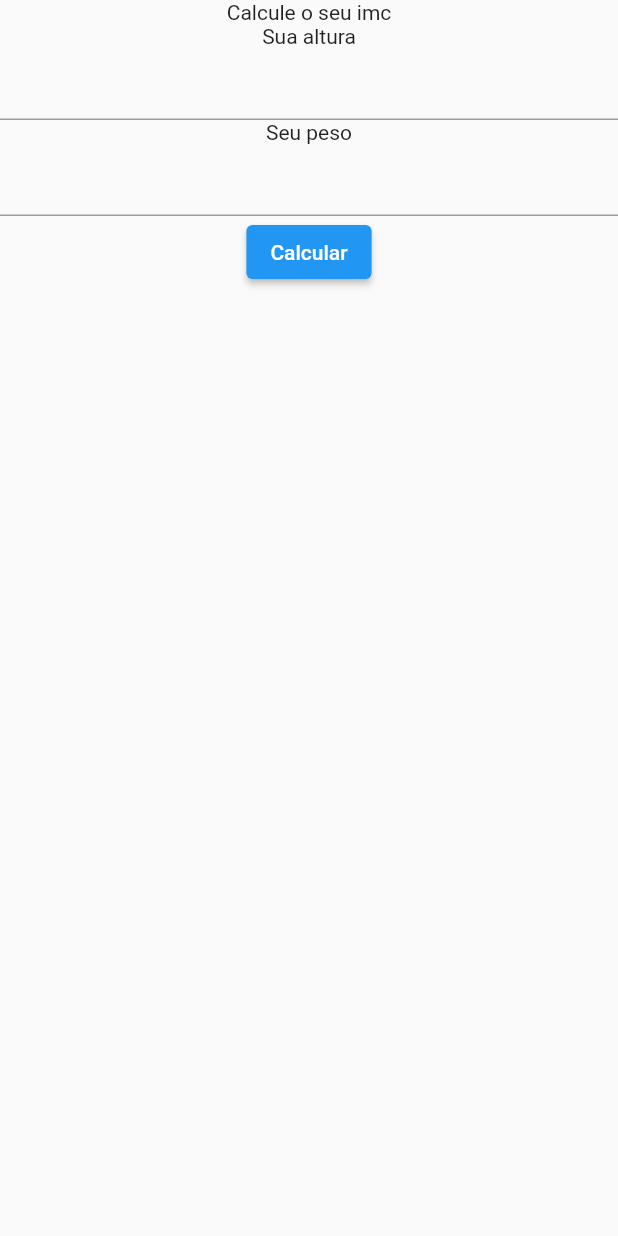
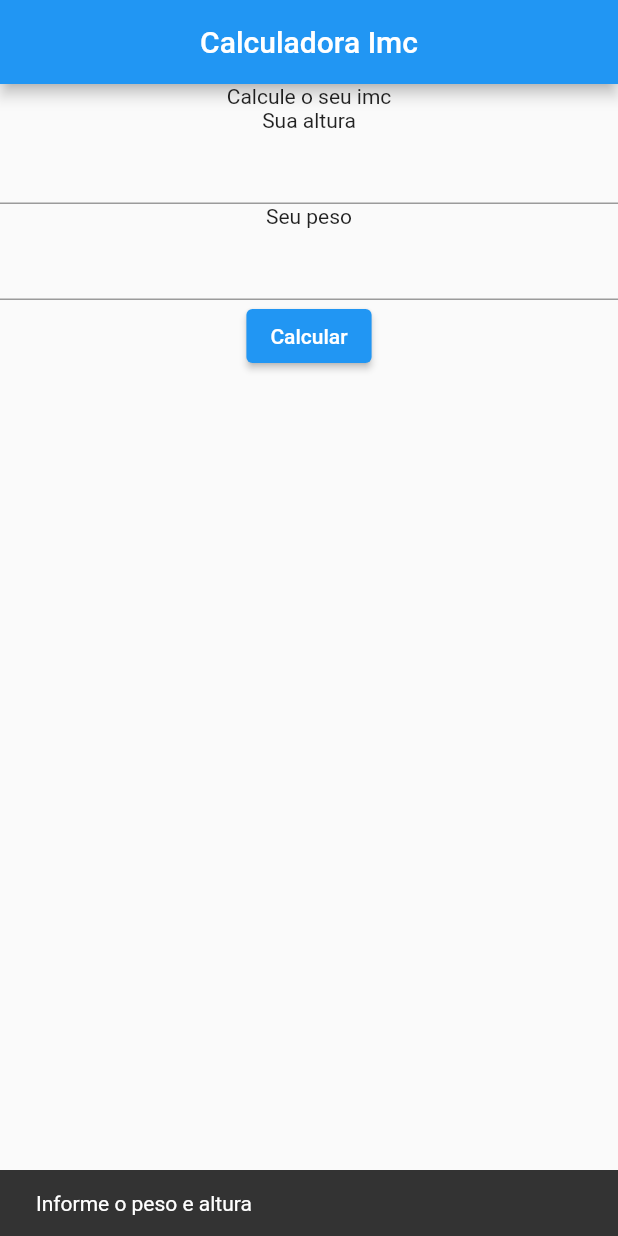
Before and after one commit to liviaaraujo-dev/calculadora_imc_flutter, a Flutter app: the CalculatorImc screen opened directly, after a tap on "Calcular", on a phone screen of 412 x 824 dp. Run offline on Flutter 3.47's test engine with Material 2 defaults, Android fonts, the phone set to English and light mode, and no system bars.

Commit message:
calculo imc e classificacao

```diff
--- a/lib/main.dart
+++ b/lib/main.dart
@@ -1,4 +1,4 @@
-import 'package:calculadora_imc_flutter/pages/main_page.dart';
+import 'package:calculadora_imc_flutter/pages/calculator_imc.dart';
 import 'package:flutter/material.dart';
 
 void main() {
@@ -15,7 +15,7 @@ class MyApp extends StatelessWidget {
       theme: ThemeData(
         primarySwatch: Colors.blue,
       ),
-      home: const MainPage()
+      home: const CalculatorImc()
     );
   }
 }
--- a/lib/pages/calculator_imc.dart
+++ b/lib/pages/calculator_imc.dart
@@ -1,6 +1,9 @@
+import 'package:calculadora_imc_flutter/pages/calculator_imc.dart';
 import 'package:flutter/material.dart';
 import 'package:flutter/src/widgets/framework.dart';
 import 'package:flutter/src/widgets/placeholder.dart';
+
+import '../widgets/result_imc.dart';
 
 class CalculatorImc extends StatefulWidget {
   const CalculatorImc({super.key});
@@ -11,18 +14,24 @@ class CalculatorImc extends StatefulWidget {
 
 class _CalculatorImcState extends State<CalculatorImc> {
 
-    var altura = TextEditingController(text: "");
-    var peso = TextEditingController(text: "");
+  var altura = TextEditingController(text: "");
+  var peso = TextEditingController(text: "");
+
+  var imc;
+  String classificacao = '';
 
   @override
   Widget build(BuildContext context) {
-    return Form(
+    return SafeArea(
+      child: Scaffold(
+        appBar: AppBar(title: const Text('Calculadora Imc'), centerTitle: true),
+        body: Form(
       child: Column(
         children: [
-          Text('Calcule o seu imc'),
+          const Text('Calcule o seu imc'),
           Column(
             children: [
-              Container(child: Text('Sua altura')),
+              const Text('Sua altura'),
               TextFormField(
                 controller: altura,
                 onChanged: (value){
@@ -33,7 +42,7 @@ class _CalculatorImcState extends State<CalculatorImc> {
           ),
           Column(
             children: [
-              Container(child: Text('Seu peso')),
+              Container(child: const Text('Seu peso')),
               TextFormField(
                 controller: peso,
                 onChanged: (value){
@@ -42,11 +51,71 @@ class _CalculatorImcState extends State<CalculatorImc> {
               )
             ],
           ),
-          ElevatedButton(onPressed: (){},
+          ElevatedButton(
+            onPressed: () async {
+              if(altura.text.isNotEmpty && peso.text.isNotEmpty ){
+                calculeImc();
+                classificacaoImc();
+                resultImc(context, imc, classificacao);
+              }else{
+                if(altura.text.isEmpty && peso.text.isNotEmpty){
+                  ScaffoldMessenger.of(context).showSnackBar(
+                  const SnackBar(
+                    content: Text("Informe a altura")));
+                  return;
+                }
+
+                if(peso.text.isEmpty && altura.text.isNotEmpty){
+                  ScaffoldMessenger.of(context).showSnackBar(
+                  const SnackBar(
+                    content: Text("Informe o peso")));
+                return;
+                }
+
+                ScaffoldMessenger.of(context).showSnackBar(
+                  const SnackBar(
+                    content: Text("Informe o peso e altura")));
+                return;
+              }
+            },
+
           child: Text('Calcular')
           )
         ],
       ),
+    )
+      )
     );
+
+
   }
+
+  void calculeImc(){
+    setState(() {
+      imc = (double.parse(peso.text) / (double.parse(altura.text) * double.parse(altura.text))).toStringAsFixed(2);
+      imc = double.parse(imc);
+    });
+  }
+
+  String classificacaoImc(){
+    if(imc < 16){
+      classificacao = "Magreza extrema";
+    }else if(imc >= 16 && imc < 17){
+      classificacao = "Magreza moderada";
+    }else if(imc >= 17 && imc < 18.5){
+      classificacao = "Magreza leve";
+    }else if(imc >= 18.5&& imc < 25){
+      classificacao = "Saudável";
+    }else if(imc >= 25 && imc < 30){
+      classificacao = "Sobrepeso";
+    }else if(imc >= 30 && imc < 35){
+      classificacao = "Obesidade grau I";
+    }else if(imc >= 35 && imc < 40){
+      classificacao = "Obesidade grau II(severa)";
+    }else{
+      classificacao = "Obesidade grau III(mórbida)";
+    }
+    return classificacao;
+  }
+
 }
```
Also changed, not shown: lib/pages/main_page.dart (deleted, +0 -24 lines), lib/widgets/result_imc.dart (added, +24 -0 lines), 2 other files.
